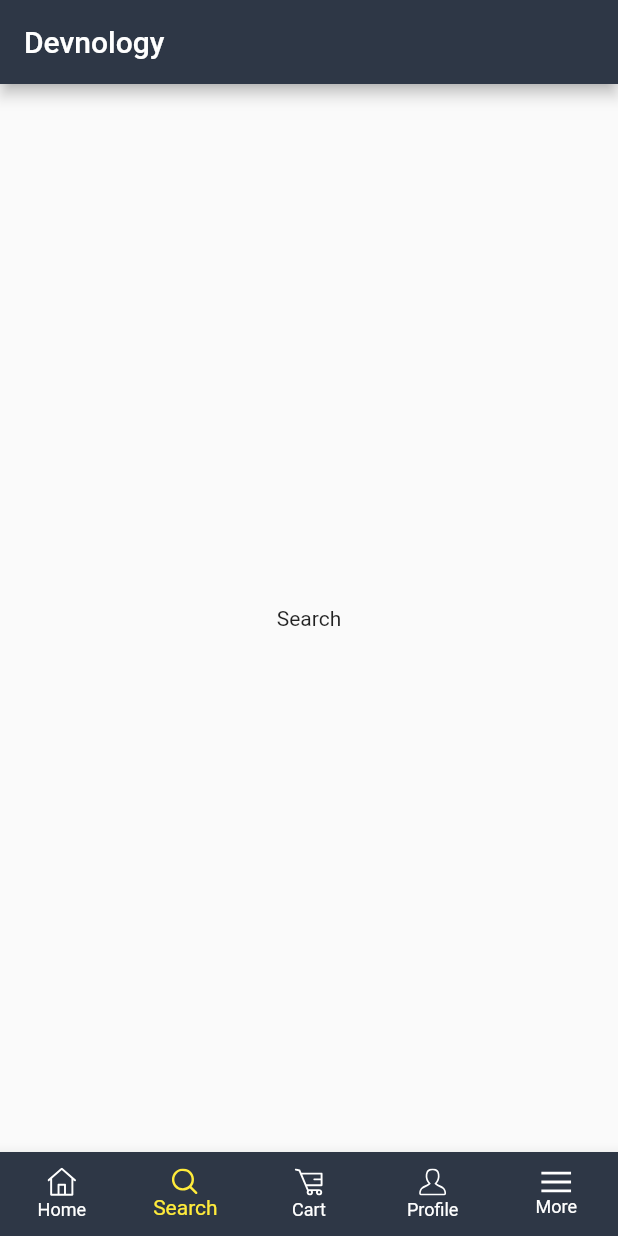
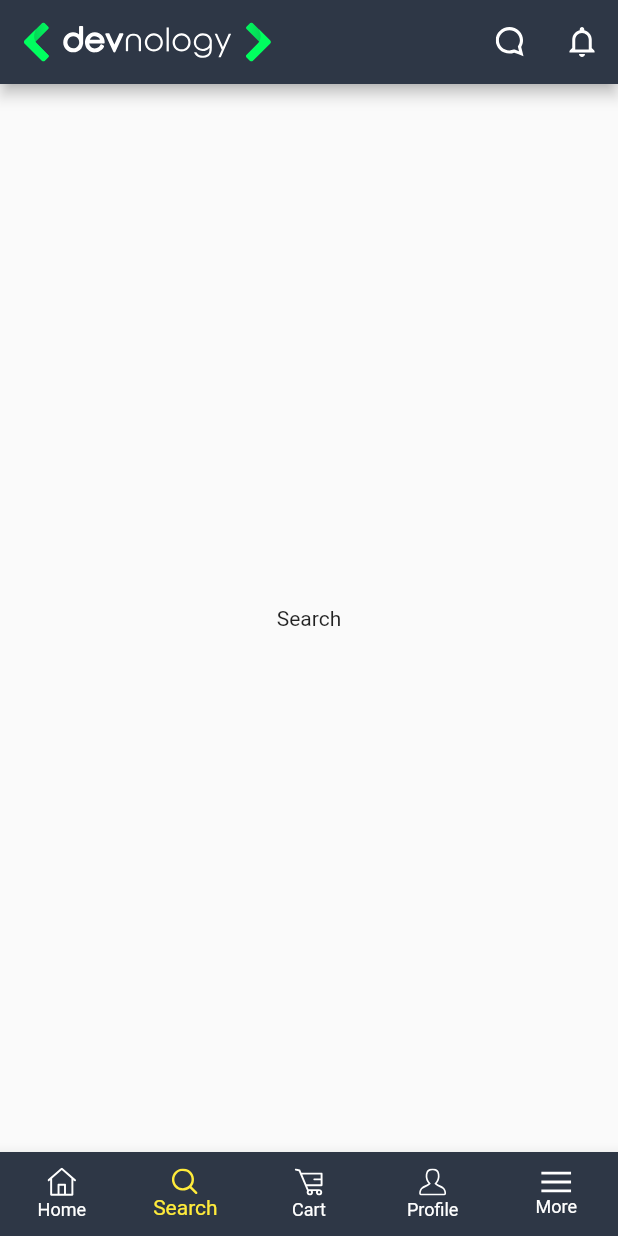
Before and after one commit to Mathvdias/devnology, a Flutter app: the screen it shows after launch, item 2 of the bottom bar chosen, on a phone screen of 412 x 824 dp. Run offline on Flutter 3.47's test engine with Material 2 defaults, Android fonts, the phone set to English and light mode, and no system bars; our stand-ins replace bloc, equatable, flutter_bloc, flutter_svg.

Commit message:
feat: appbar home

```diff
--- a/lib/src/presentation/navigation/bottom_navigation.dart
+++ b/lib/src/presentation/navigation/bottom_navigation.dart
@@ -1,5 +1,7 @@
+import 'package:devnology/src/presentation/pages/home/home_page.dart';
 import 'package:flutter/material.dart';
 import 'package:flutter_bloc/flutter_bloc.dart';
+import 'package:flutter_svg/flutter_svg.dart';
 
 import '../../bloc/bottom_navigation/bottom_navigation_bloc.dart';
 import '../../bloc/bottom_navigation/bottom_navigation_state.dart';
@@ -17,15 +19,23 @@ class _NavigationBarWidgetState extends State<NavigationBarWidget> {
   Widget build(BuildContext context) {
     return Scaffold(
       appBar: AppBar(
-        title: const Text('Devnology'),
+        title: SvgPicture.asset(
+          'assets/images/logo.svg',
+          height: 26,
+        ),
+        actions: [
+          IconButton(
+              onPressed: () {},
+              icon: SvgPicture.asset('assets/icons/message.svg')),
+          IconButton(
+              onPressed: () {}, icon: SvgPicture.asset('assets/icons/bell.svg'))
+        ],
       ),
       bottomNavigationBar: const BottomNavigationWidget(),
       body: BlocBuilder<NavigationCubit, NavigationState>(
           builder: (context, state) {
         if (state.navbarItem == NavbarItem.home) {
-          return const Center(
-            child: Text('Home'),
-          );
+          return const HomePage();
         } else if (state.navbarItem == NavbarItem.search) {
           return const Center(
             child: Text('Search'),
```
Also changed, not shown: lib/src/presentation/pages/home/home_page.dart (+8 -1 lines), assets/icons/bell.svg (added), assets/icons/message.svg (added).
